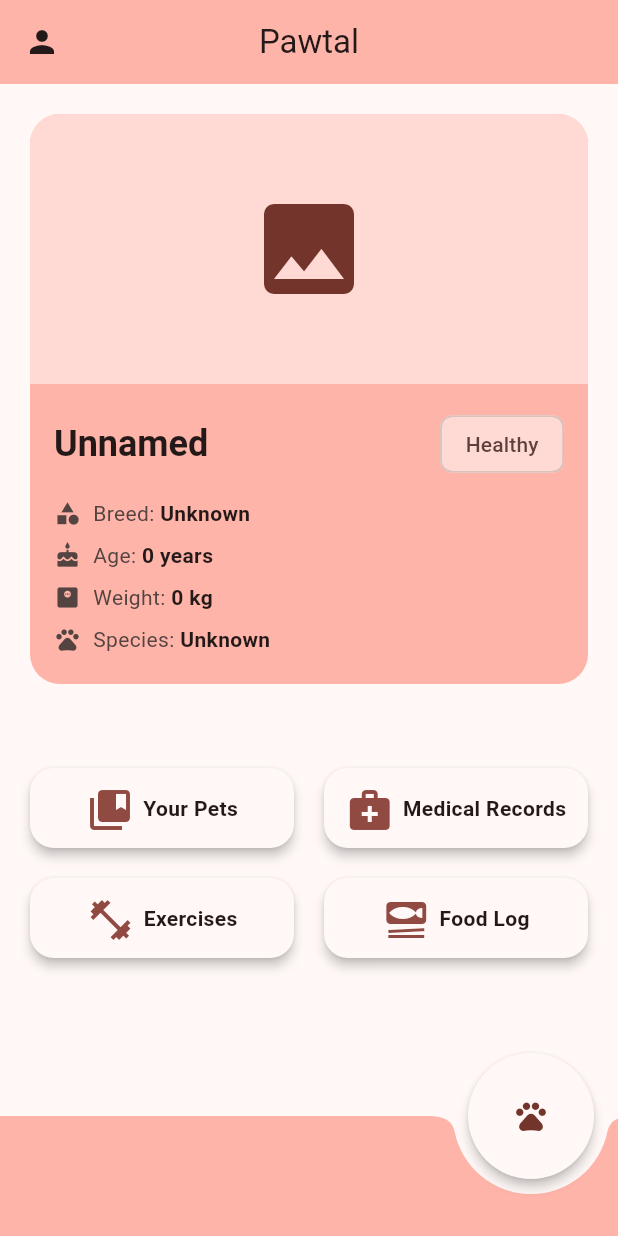
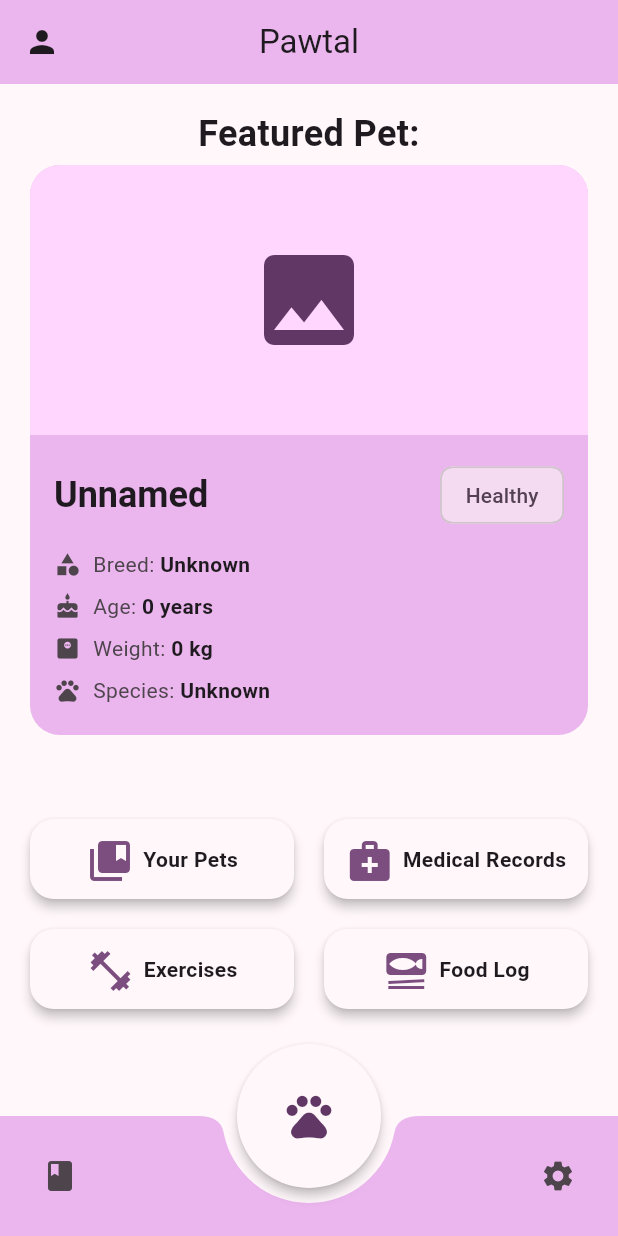
Before and after one commit to gvbi-len/pawtal, a Flutter app: the screen it shows after launch, on a phone screen of 412 x 824 dp. Run offline on Flutter 3.47's test engine with Material 3 defaults, Android fonts, the phone set to English and light mode, and no system bars; drawn by our look-alikes of flutter_speed_dial.

Commit message:
Savign changes: Updated the homepage layout added placeholders and a widget class for the pawtal index

```diff
--- /dev/null
+++ b/lib/classes/food_log_entry.dart
@@ -0,0 +1,4 @@
+// Class for the food log window.
+class FoodLogEntry {
+  String foodName = "New Food";
+}
--- a/lib/main.dart
+++ b/lib/main.dart
@@ -13,7 +13,7 @@ class MyApp extends StatelessWidget {
 
   @override
   Widget build(BuildContext context) {
-    const Color accentColor = Colors.red;
+    const Color accentColor = Colors.purple;
     return MaterialApp(
       title: 'Pawtal',
       debugShowCheckedModeBanner: false,
@@ -38,13 +38,6 @@ class MyHomePage extends StatefulWidget {
 }
 
 class _MyHomePageState extends State<MyHomePage> {
-  int _counter = 0;
-
-  void _incrementCounter() {
-    setState(() {
-      _counter++;
-    });
-  }
 
   @override
   Widget build(BuildContext context) {
@@ -65,66 +58,55 @@ class _MyHomePageState extends State<MyHomePage> {
         child: Column(
           crossAxisAlignment: CrossAxisAlignment.stretch,
           children: [
+            Text(
+              "Featured Pet:",
+              textAlign: TextAlign.center,
+              style: TextStyle(
+                fontSize: 24,
+                fontWeight: FontWeight(600)
+              ),
+            ),
             PetCard(colorScheme: colorScheme),
             const SizedBox(height: 48),
             ActionGrid(colorScheme: colorScheme),
           ],
         ),
       ),
-      floatingActionButton: SpeedDial(
+      floatingActionButton: FloatingActionButton.large(
         elevation: 3.0,
-        buttonSize: Size(84, 84),
-        overlayColor: colorScheme.primary,
-        overlayOpacity: 0.3,
         shape: CircleBorder(),
         backgroundColor: colorScheme.surface,
-        activeBackgroundColor: colorScheme.inversePrimary,
         tooltip: 'Menu',
-        icon: Icons.pets,
-        activeIcon: Icons.close,
-        childrenButtonSize: Size(72, 72),
-        children: [
-          SpeedDialChild(
-            label: 'Settings',
-            labelBackgroundColor: colorScheme.surface,
-            elevation: 3.0,
-            shape: CircleBorder(),
-            backgroundColor: colorScheme.inversePrimary,
-            onTap: (){},
-            child: const Icon(Icons.settings)
-          ),
-          SpeedDialChild(
-            label: 'Pawdex',
-            labelBackgroundColor: colorScheme.surface,
-            elevation: 3.0,
-            shape: CircleBorder(),
-            backgroundColor: colorScheme.inversePrimary,
-            onTap: (){
-              Navigator.push(
-                context,
-                MaterialPageRoute(builder: (context) => const PagePawtalIndex()),
-              );
-            },
-            child: const Icon(
-              Icons.book,
-            )
-          ),
-          SpeedDialChild(
-            label: 'Inventory',
-            labelBackgroundColor: colorScheme.surface,
-            elevation: 3.0,
-            shape: CircleBorder(),
-            backgroundColor: colorScheme.inversePrimary,
-            onTap: (){},
-            child: const Icon(Icons.backpack),
-          ),
-        ],
+        onPressed: (){
+
+        },
+        child: Icon(
+          Icons.pets
+        ),
       ),
-      floatingActionButtonLocation: FloatingActionButtonLocation.endDocked,
+      floatingActionButtonLocation: FloatingActionButtonLocation.centerDocked,
       bottomNavigationBar: BottomAppBar(
         shape: const CircularNotchedRectangle(),
         notchMargin: 10.0,
         color: colorScheme.inversePrimary,
+        child: Row(
+          mainAxisAlignment: MainAxisAlignment.spaceBetween,
+          children: [
+            IconButton(
+                onPressed: (){
+                  Navigator.push(
+                    context,
+                    MaterialPageRoute(builder: (context) => const PagePawtalIndex()),
+                  );
+                },
+                icon: Icon(Icons.book)
+            ),
+            IconButton(
+                onPressed: (){},
+                icon: Icon(Icons.settings)
+            ),
+          ],
+        ),
       ),
     );
   }
--- a/lib/pages/page_pawtal_index.dart
+++ b/lib/pages/page_pawtal_index.dart
@@ -1,4 +1,5 @@
 import 'package:flutter/material.dart';
+import 'package:pawtal/widgets/pawdex_grid.dart';
 
 class PagePawtalIndex extends StatelessWidget{
   const PagePawtalIndex({super.key});
@@ -19,7 +20,8 @@ class PagePawtalIndex extends StatelessWidget{
         centerTitle: true,
       ),
       body: SingleChildScrollView(
-
+        padding: const EdgeInsets.fromLTRB(16, 16, 16, 120),
+        child: PawdexGrid(colorScheme: colorScheme),
       ),
     );
   }
```
Also changed, not shown: lib/widgets/pawdex_grid.dart (added, +57 -0 lines), lib/widgets/pet_card.dart (+8 -0 lines).
